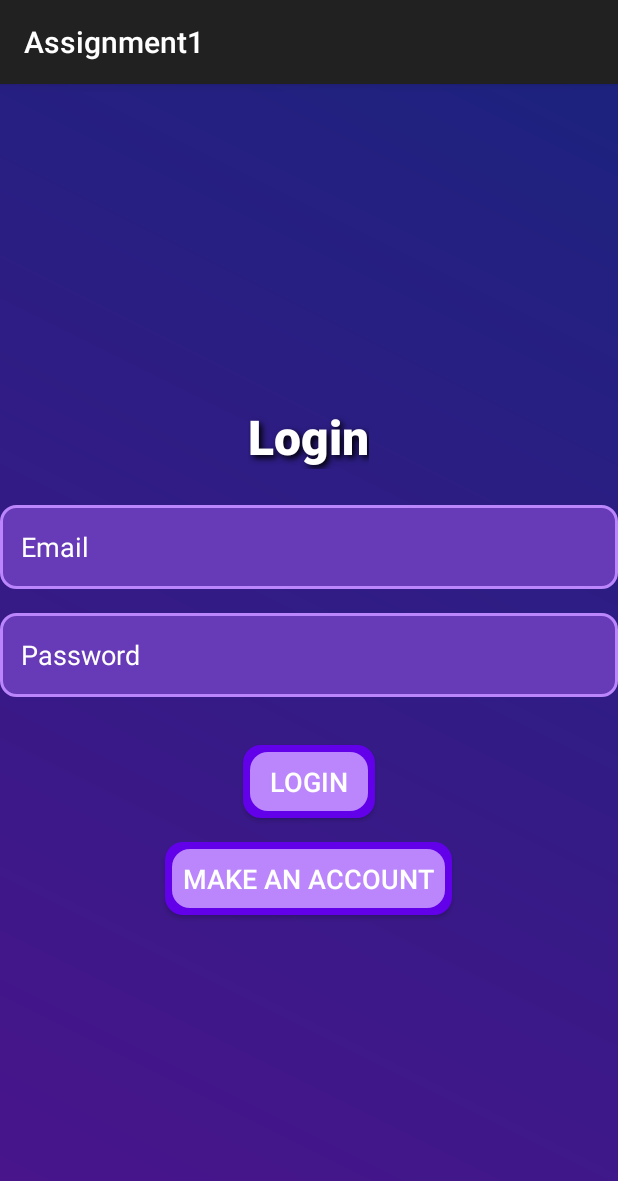
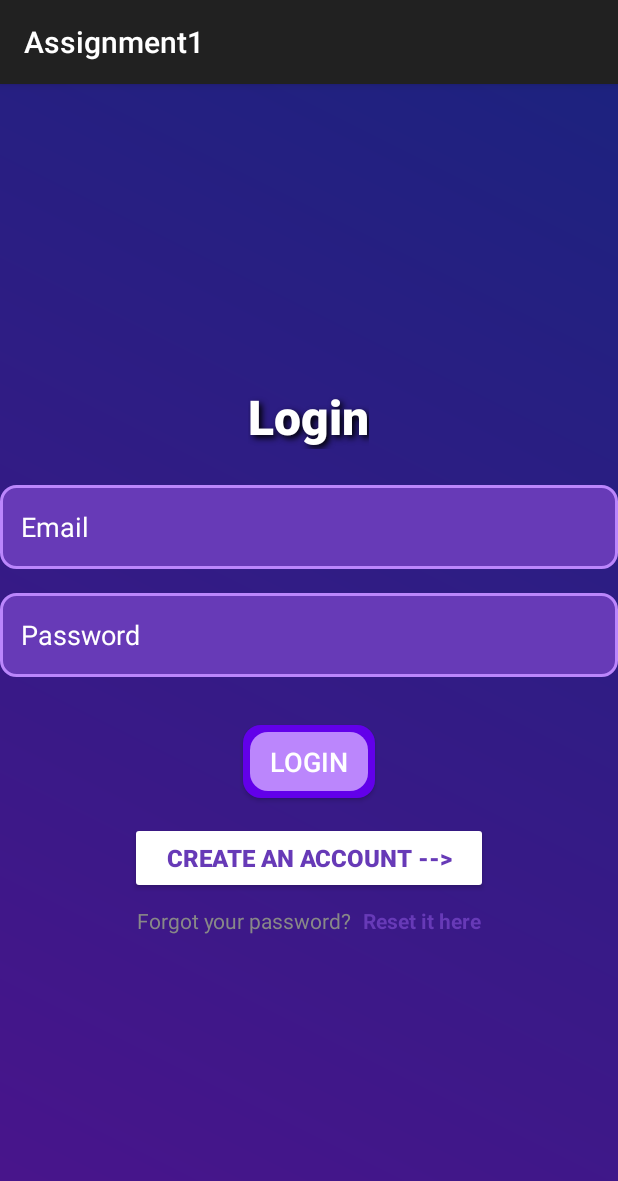
Before and after one commit to kertyn1/Interstellar, an Android app: the LoginActivity screen opened directly, with no data from a screen before it, on a phone screen of 412 x 824 dp. Shown: the top 1181 px of the screen. Run offline under Robolectric (Android 15) with nearby library versions, the phone set to English and light mode, and no system bars; our stand-ins replace Firebase (no records; nobody signed in at launch, a user with empty details on screens opened directly).

Commit message:
Added forgot password, changed some of the styling.

```diff
--- a/app/src/main/java/com/example/myapplication/LoginActivity.java
+++ b/app/src/main/java/com/example/myapplication/LoginActivity.java
@@ -4,6 +4,7 @@ import android.content.Intent;
 import android.os.Bundle;
 import android.widget.Button;
 import android.widget.EditText;
+import android.widget.TextView;
 import android.widget.Toast;
 import android.view.MotionEvent;
 import android.view.View;
@@ -24,8 +25,9 @@ import com.google.firebase.firestore.FirebaseFirestore;
 public class LoginActivity extends AppCompatActivity {
 
     private EditText etEmail, etPassword;
-    private Button btnLogin;
-    private Button btnGoToRegister;
+    private Button btnLogin, btnGoToRegister;
+
+    private TextView btnForgotPass;
     private FirebaseAuth mAuth;
     private FirebaseFirestore firestore;
 
@@ -45,11 +47,11 @@ public class LoginActivity extends AppCompatActivity {
         mAuth = FirebaseAuth.getInstance();
         firestore = FirebaseFirestore.getInstance();
 
-        // Initialize UI elements
         etEmail = findViewById(R.id.etLoginEmail);
         etPassword = findViewById(R.id.etLoginPassword);
         btnLogin = findViewById(R.id.btnLogin);
         btnGoToRegister = findViewById(R.id.btnGoToRegister);
+        btnForgotPass = findViewById(R.id.btnForgotPass);
 
         // Apply button animation to all buttons
         applyButtonClickAnimation(btnLogin);
@@ -57,11 +59,15 @@ public class LoginActivity extends AppCompatActivity {
 
         // Button click listener to log in the user
         btnLogin.setOnClickListener(v -> loginUser());
+        // Forgot Password click listener
+        btnForgotPass.setOnClickListener(v -> resetPassword());
+        //Moving to register screen click listener
+        btnGoToRegister.setOnClickListener(v -> {
+            Intent registerIntent = new Intent(LoginActivity.this, RegisterActivity.class);
+            startActivity(registerIntent);
+        });
 
-        btnGoToRegister.setOnClickListener(v -> {
-            Intent loginIntent = new Intent(LoginActivity.this, RegisterActivity.class);
-            startActivity(loginIntent);
-        });
+
     }
 
     private void applyButtonClickAnimation(Button button) {
@@ -125,4 +131,22 @@ public class LoginActivity extends AppCompatActivity {
                     }
                 });
     }
+
+    private void resetPassword() {
+        String email = etEmail.getText().toString().trim();
+
+        if (email.isEmpty()) {
+            Toast.makeText(LoginActivity.this, "Enter your email to reset password", Toast.LENGTH_SHORT).show();
+            return;
+        }
+
+        mAuth.sendPasswordResetEmail(email)
+                .addOnCompleteListener(task -> {
+                    if (task.isSuccessful()) {
+                        Toast.makeText(LoginActivity.this, "Reset link sent to your email", Toast.LENGTH_SHORT).show();
+                    } else {
+                        Toast.makeText(LoginActivity.this, "Error: " + task.getException().getMessage(), Toast.LENGTH_LONG).show();
+                    }
+                });
+    }
 }
--- a/app/src/main/res/layout/activity_login.xml
+++ b/app/src/main/res/layout/activity_login.xml
@@ -67,10 +67,41 @@
         android:layout_width="wrap_content"
         android:layout_height="wrap_content"
         android:layout_marginTop="16dp"
-        android:background="@drawable/glow_button"
-        android:fontFamily="sans-serif-medium"
-        android:padding="12dp"
-        android:text="Make an account"
-        android:textColor="#FFFFFF"
-        android:textSize="18sp" />
+        android:paddingVertical="12dp"
+        android:paddingHorizontal="24dp"
+        android:text="Create an Account -->"
+        android:textAllCaps="true"
+        android:textSize="16sp"
+        android:textStyle="bold"
+        android:backgroundTint="#ffffff"
+        android:textColor="#673AB7"
+        android:strokeColor="#673AB7"/>
+
+
+    <LinearLayout
+        android:layout_width="wrap_content"
+        android:layout_height="wrap_content"
+        android:orientation="horizontal"
+        android:gravity="center"
+        android:layout_marginTop="8dp">
+
+        <TextView
+            android:layout_width="wrap_content"
+            android:layout_height="wrap_content"
+            android:text="Forgot your password? "
+            android:textColor="#888888"
+            android:textSize="14sp"/>
+
+        <TextView
+            android:id="@+id/btnForgotPass"
+            android:layout_width="wrap_content"
+            android:layout_height="wrap_content"
+            android:text="Reset it here"
+            android:textColor="#673AB7"
+            android:textSize="14sp"
+            android:textStyle="bold"
+            android:layout_marginStart="4dp"
+            android:clickable="true"
+            android:focusable="true"/>
+    </LinearLayout>
 </LinearLayout>
--- a/app/src/main/res/layout/activity_main.xml
+++ b/app/src/main/res/layout/activity_main.xml
@@ -21,7 +21,7 @@
             android:layout_width="wrap_content"
             android:layout_height="wrap_content"
             android:layout_marginBottom="40dp"
-            android:text="Welcome to Space Explorer"
+            android:text="Welcome to Interstellar"
             android:textColor="@android:color/white"
             android:textSize="28sp"
             android:textStyle="bold"
```
Also changed, not shown: app/src/main/res/drawable/animated_background.xml (deleted, +0 -21 lines), app/src/main/res/layout/activity_home.xml (+6 -1 lines), app/src/main/res/layout/activity_register.xml (+9 -7 lines).
